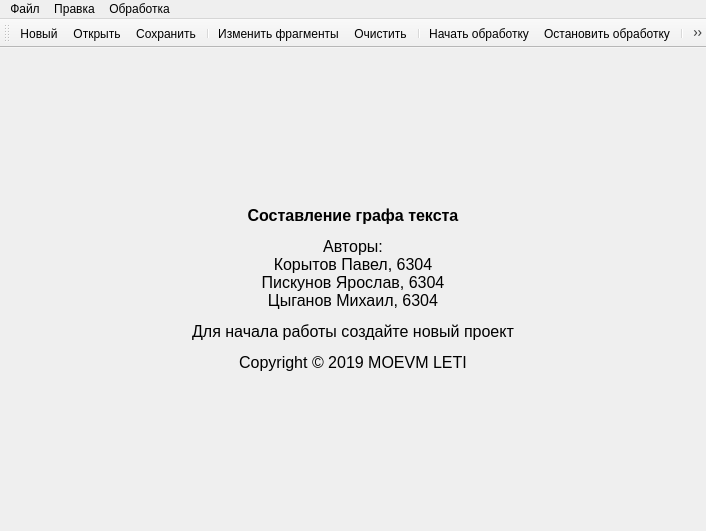
Old version of the form ui/deletethis.ui in the repository moevm/nosql1h19-text-graph.
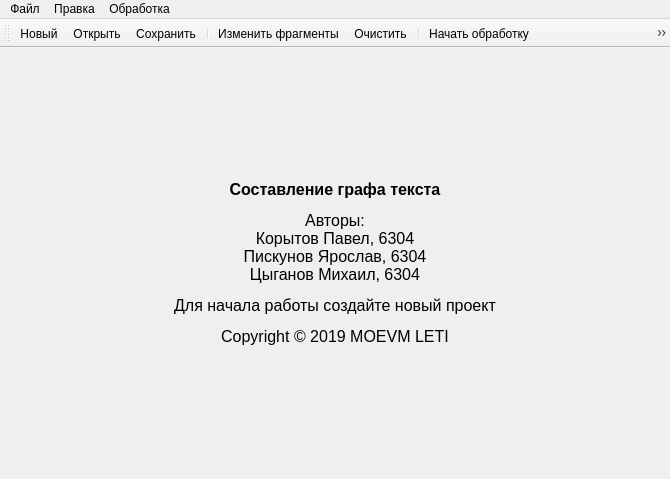
New version of the form. Icons and pictures are not drawn.

Commit message: UI Sketch SVG & QLabel 4 numbers

```diff
--- a/ui/deletethis.ui
+++ b/ui/deletethis.ui
@@ -6,8 +6,8 @@
    <rect>
     <x>0</x>
     <y>0</y>
-    <width>706</width>
-    <height>531</height>
+    <width>670</width>
+    <height>479</height>
    </rect>
   </property>
   <property name="windowTitle">
@@ -54,7 +54,7 @@
     <rect>
      <x>0</x>
      <y>0</y>
-     <width>706</width>
+     <width>670</width>
      <height>25</height>
     </rect>
    </property>
```
The commit also changes 4 other files.
